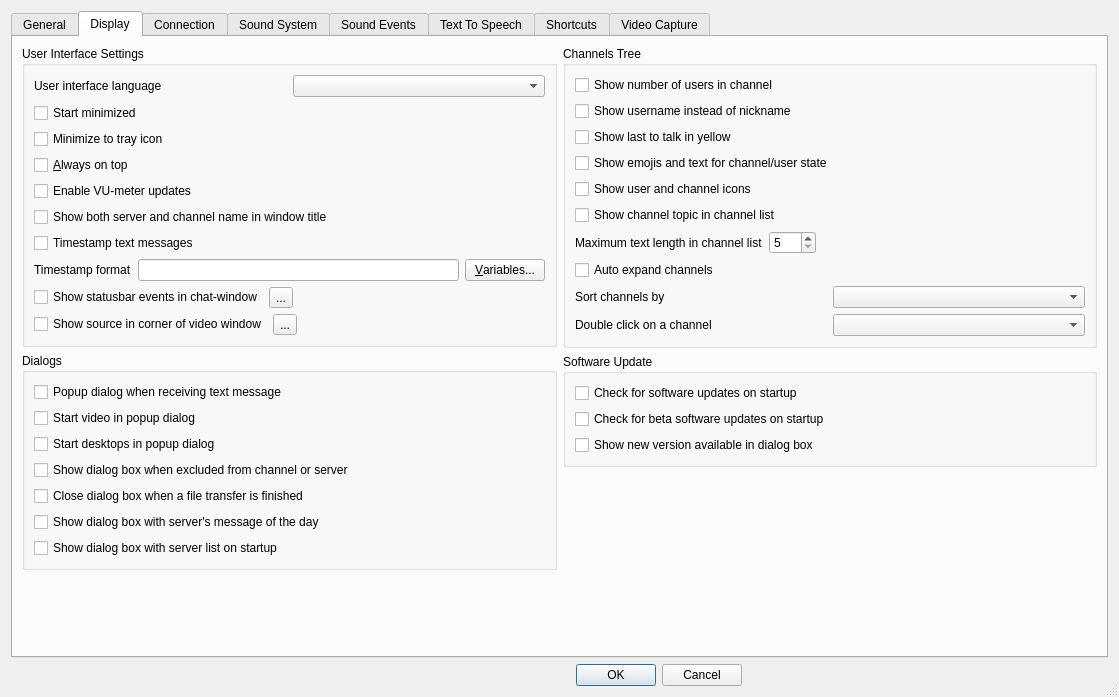
First picture: the form in Client/qtTeamTalk/preferences.ui, repository BearWare/TeamTalk5, before the edit.
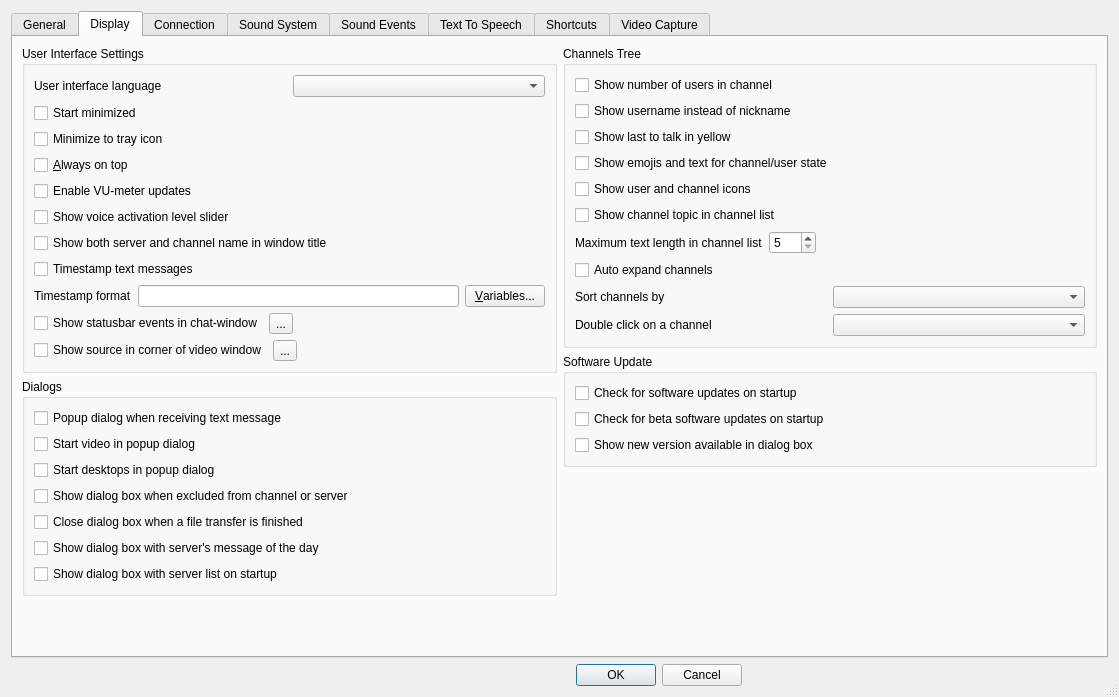
Second picture: the form after the edit. The open tabs and pages were chosen to show the change. Icons and pictures are not drawn. Custom widgets are drawn as their Qt base class.

Commit message:
Add checkbox to show/hide voice activation slider
Respect setting when enabled/disabled voice activation

```diff
--- a/Client/qtTeamTalk/preferences.ui
+++ b/Client/qtTeamTalk/preferences.ui
@@ -459,6 +459,13 @@
               </property>
              </widget>
             </item>
+            <item>
+             <widget class="QCheckBox" name="voiceActLevelChkBox">
+              <property name="text">
+               <string>Show voice activation level slider</string>
+              </property>
+             </widget>
+            </item>
             <item>
              <widget class="QCheckBox" name="ServnameChkBox">
               <property name="text">
```
Left out of the diff: 1 changed line with no effect on the pictures. The commit also changes 4 other files.
